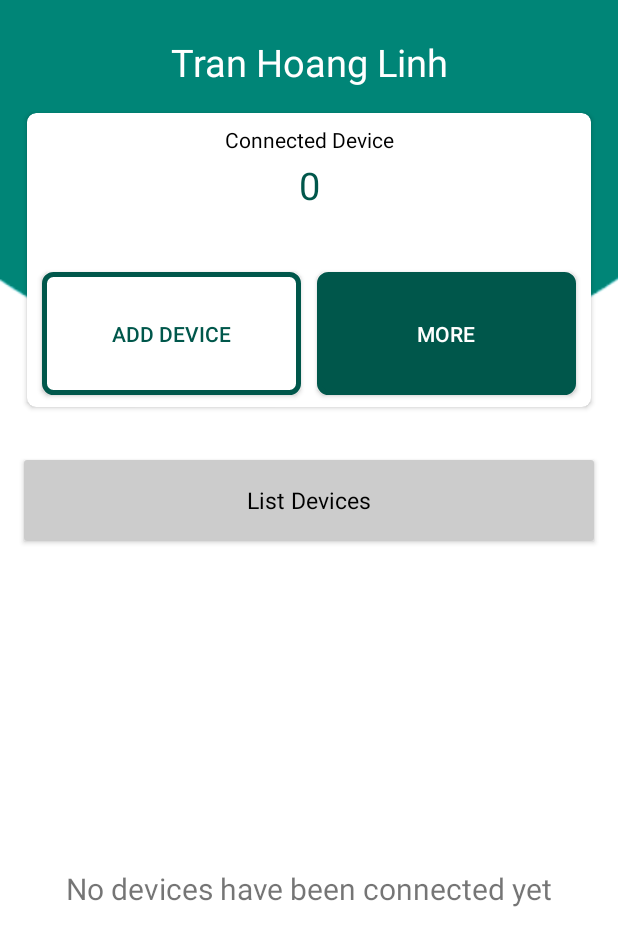
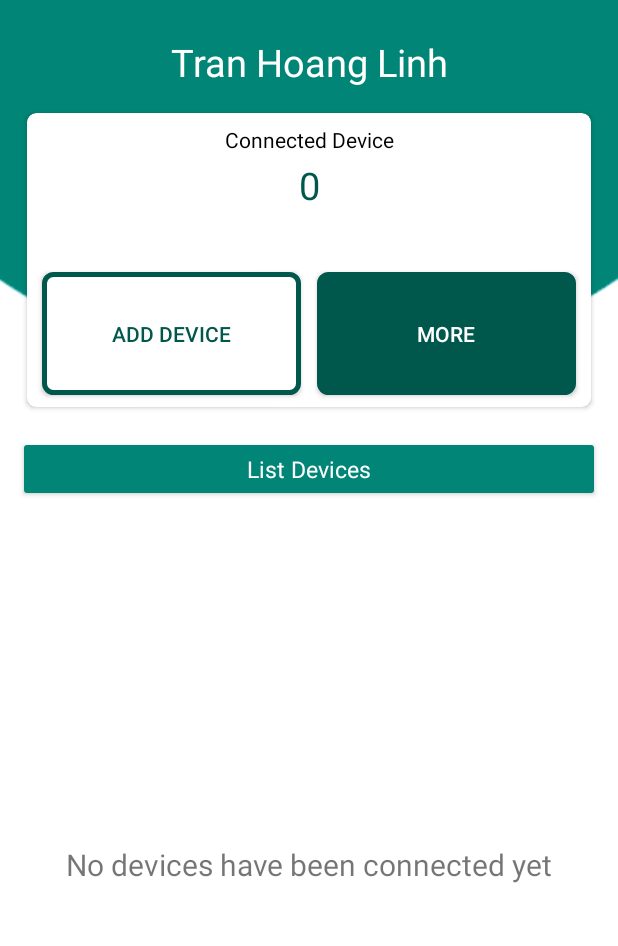
Before and after one commit to nghevabe/SmartApp4.0, an Android app: the fragment TabDeviceController shown on its own in the app's theme, on a phone screen of 412 x 824 dp. Shown: the top 946 px of the screen. Run offline under Robolectric (Android 15) with nearby library versions, the phone set to English and light mode, and no system bars.

Commit message:
[UI] change UI CardView of title list for Tab Device Controller

```diff
--- a/SmartApp2/app/src/main/res/layout/tab_device_controller.xml
+++ b/SmartApp2/app/src/main/res/layout/tab_device_controller.xml
@@ -177,14 +177,12 @@
         -->
 
     <androidx.cardview.widget.CardView
-        android:id="@+id/cardView2"
+        android:id="@+id/cvTitleList"
         android:layout_width="0dp"
-        android:layout_height="0dp"
+        android:layout_height="32dp"
         android:layout_marginStart="16dp"
-        android:layout_marginTop="10dp"
         android:layout_marginEnd="16dp"
         android:layout_marginBottom="10dp"
-        app:layout_constraintBottom_toTopOf="@+id/guideline"
         app:layout_constraintEnd_toEndOf="parent"
         app:layout_constraintStart_toStartOf="parent"
         app:layout_constraintTop_toTopOf="@+id/guideline4">
@@ -192,14 +190,14 @@
         <LinearLayout
             android:layout_width="match_parent"
             android:layout_height="match_parent"
-            android:background="@color/colorGrey"
+            android:background="@color/colorPrimary"
             android:gravity="center">
 
             <TextView
                 android:layout_width="wrap_content"
                 android:layout_height="wrap_content"
+                android:textColor="@color/colorWhite"
                 android:text="List Devices"
-                android:textColor="@color/colorBlack"
                 android:textSize="15dp" />
 
         </LinearLayout>
@@ -248,6 +246,6 @@
         app:layout_constraintBottom_toBottomOf="parent"
         app:layout_constraintEnd_toEndOf="parent"
         app:layout_constraintStart_toStartOf="parent"
-        app:layout_constraintTop_toBottomOf="@+id/cardView2" />
+        app:layout_constraintTop_toBottomOf="@+id/cvTitleList" />
 
 </androidx.constraintlayout.widget.ConstraintLayout>
```
